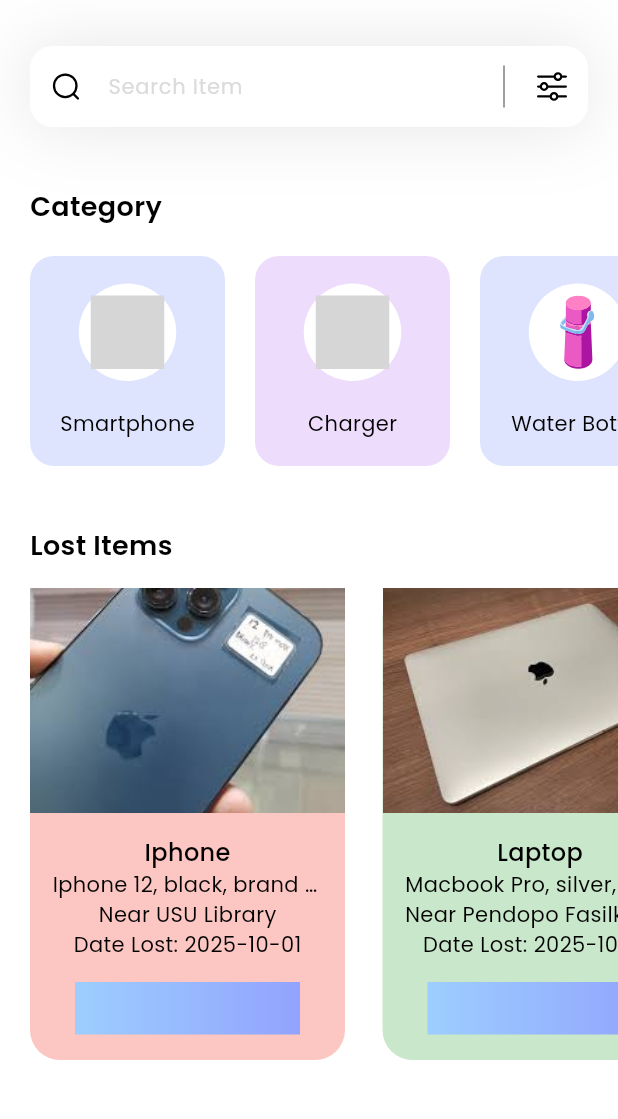
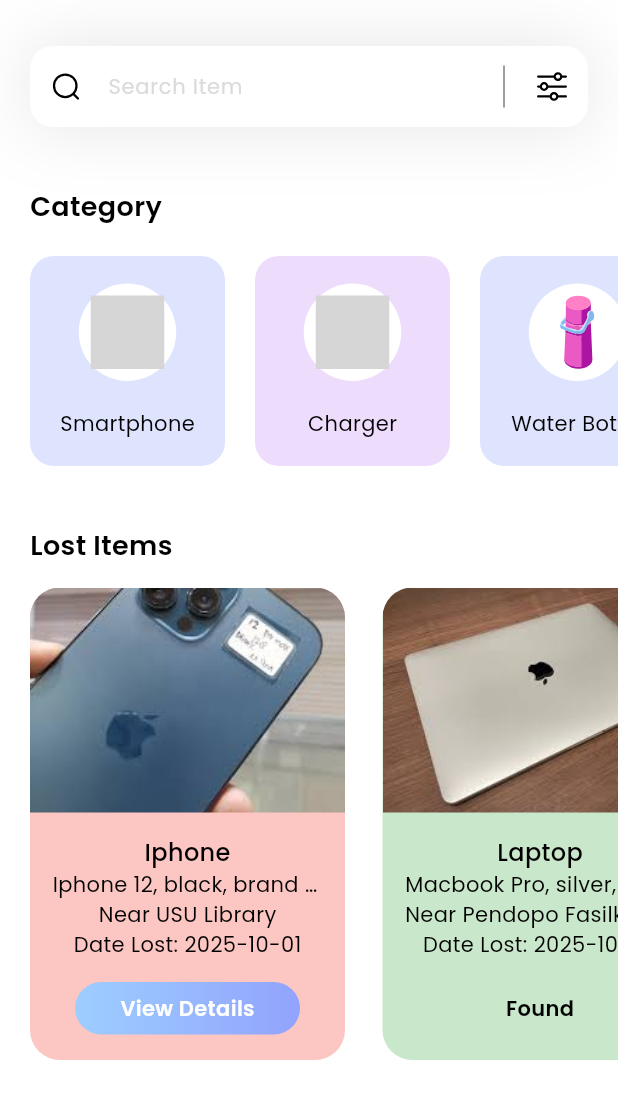
Before and after one commit to RobertOng1/find-my-stuff, a Flutter app: the screen it shows after launch, on a phone screen of 412 x 824 dp, the part 98-1217 px from its top. Run offline on Flutter 3.47's test engine with Material 3 defaults, Android fonts, the light colour scheme and no system bars; our stand-ins replace flutter_svg; grey boxes are pictures that could not be loaded.

Commit message:
draft homepage 2

```diff
--- a/lib/pages/home.dart
+++ b/lib/pages/home.dart
@@ -25,14 +25,20 @@
     return Scaffold(
       appBar: appBar(),
       backgroundColor: Colors.white,
-      body: Column(
-        crossAxisAlignment: CrossAxisAlignment.start,
+      body: ListView(
         children: [
           _searchField(),
           SizedBox(height: 40),
           _categoriesSection(),
           SizedBox(height: 40),
-          Column(
+          _lostItemsSection()
+        ],
+      )
+    );
+  }
+
+  Column _lostItemsSection() {
+    return Column(
           crossAxisAlignment: CrossAxisAlignment.start,
           children: [
             Padding(
@@ -60,8 +66,18 @@
                         Container(
                           width: 210,
                           height: 150,
-                            child: Image.asset(lostItems[index].iconPath,
-                            fit: BoxFit.cover)
+                          child: ClipRRect(
+                            borderRadius: BorderRadius.only(
+                              topLeft: Radius.circular(20),
+                              topRight: Radius.circular(20),
+                            ),
+                            child: Image.asset(
+                              lostItems[index].iconPath,
+                              fit: BoxFit.cover,
+                              width: double.infinity,
+                              height: double.infinity,
+                            ),
+                          ),
                         ),
                         SizedBox(height: 15),
                         Column(
@@ -123,9 +139,20 @@
                               decoration: BoxDecoration(
                                 gradient: LinearGradient(
                                   colors: [
-                                      Color(0xff9DCEFF),
-                                      Color(0xff92A3FD)
+                                    lostItems[index].isFound ? Colors.transparent : Color(0xff9DCEFF),
+                                    lostItems[index].isFound ? Colors.transparent : Color(0xff92A3FD),
                                   ]
+                                ),
+                                borderRadius: BorderRadius.circular(50)
+                              ),
+                              child: Center(
+                                child: Text(
+                                  lostItems[index].isFound ? 'Found' : 'View Details',
+                                  style: TextStyle(
+                                    color: lostItems[index].isFound ? Colors.black : Colors.white,
+                                    fontSize: 14,
+                                    fontWeight: FontWeight.w600
+                                  ),
                                 ),
                               )
                             )
@@ -145,9 +172,6 @@
             ),
             )
           ],
-            )
-        ],
-      )
           );
   }
 
```
Also changed, not shown: lib/main.dart (+0 -86 lines). Lines whose indentation alone changed are shown as unchanged.
